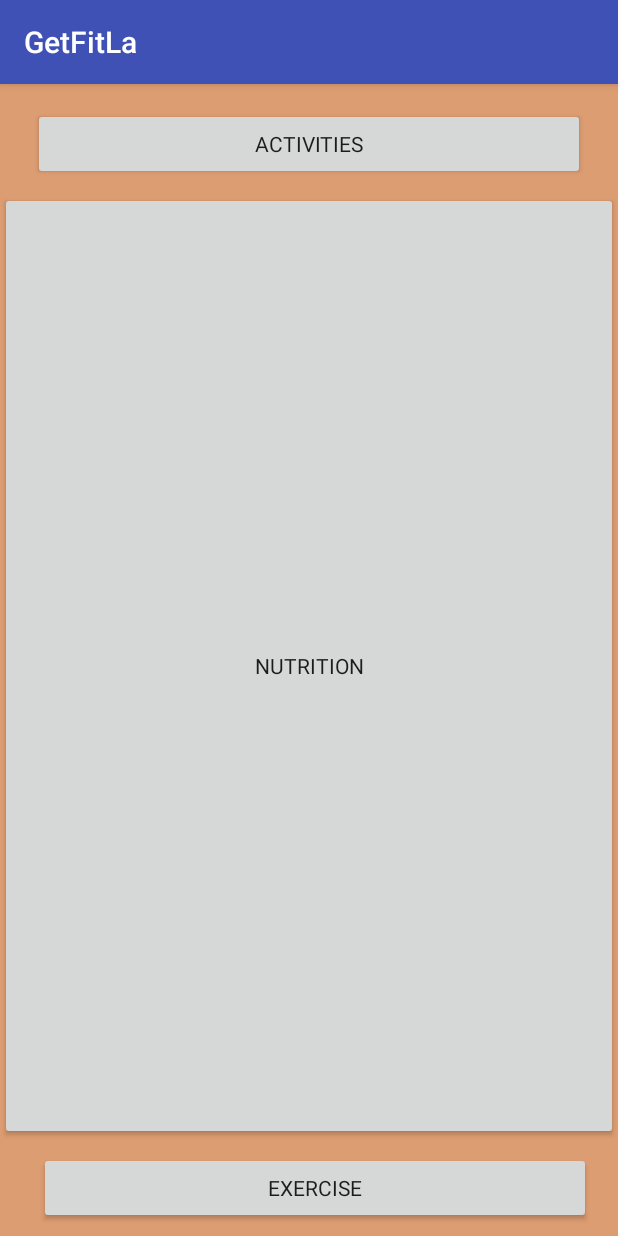
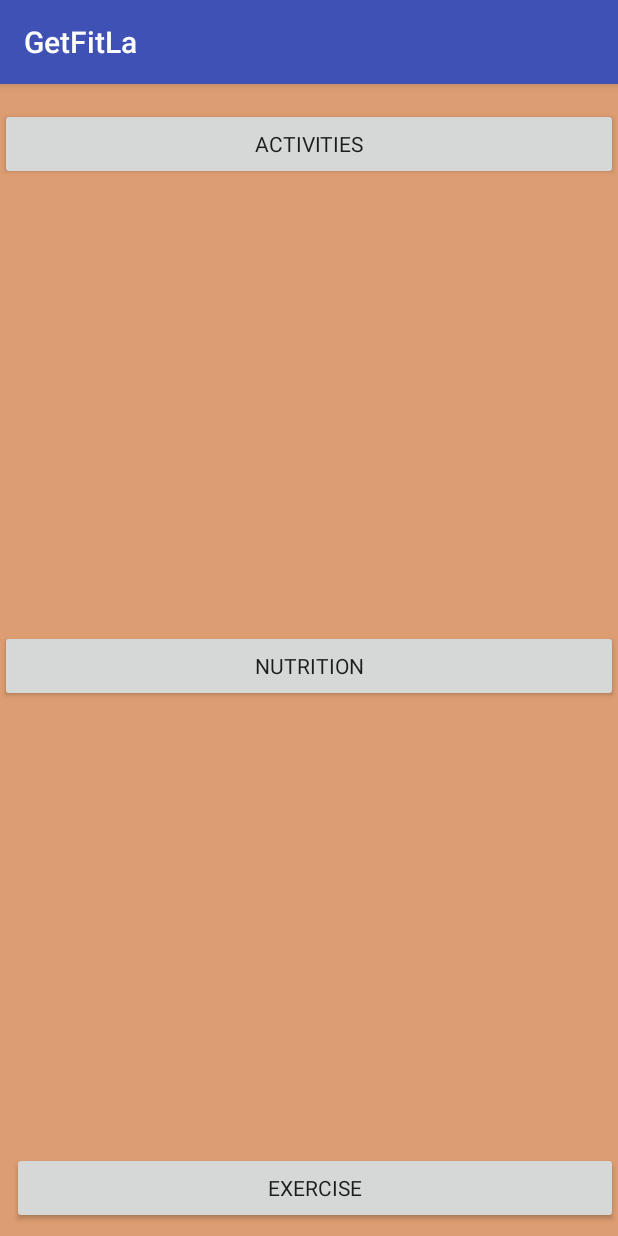
Before and after one commit to oxy-compsci/GetFitLA, an Android app: the screen it shows after launch (MainActivity), on a phone screen of 412 x 824 dp. Run offline under Robolectric (Android 15) with nearby library versions, the light colour scheme and no system bars; Roboto replaces fonts that are not available here.

Commit message:
Updated Button Size for Readability

```diff
--- a/GetFitLa/app/src/main/res/layout/activity_main.xml
+++ b/GetFitLa/app/src/main/res/layout/activity_main.xml
@@ -10,8 +10,8 @@
 
     <Button
         android:id="@+id/Activity_button"
-        android:layout_width="368dp"
-        android:layout_height="0dp"
+        android:layout_width="0dp"
+        android:layout_height="wrap_content"
         android:layout_marginTop="16dp"
         android:layout_weight="0.33"
         android:fontFamily="@font/arvo"
@@ -24,7 +24,7 @@
     <Button
         android:id="@+id/Nutrition_button"
         android:layout_width="0dp"
-        android:layout_height="0dp"
+        android:layout_height="wrap_content"
         android:layout_marginBottom="8dp"
         android:layout_marginTop="8dp"
         android:layout_weight="0.33"
@@ -38,8 +38,8 @@
 
     <Button
         android:id="@+id/Exercise_button"
-        android:layout_width="368dp"
-        android:layout_height="0dp"
+        android:layout_width="0dp"
+        android:layout_height="wrap_content"
         android:layout_marginBottom="8dp"
         android:layout_marginStart="8dp"
         android:layout_weight="0.33"
```
